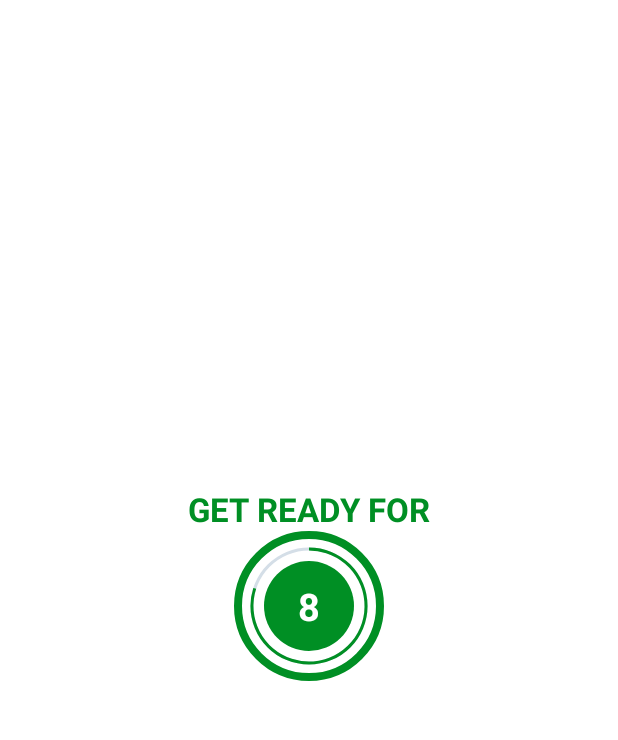
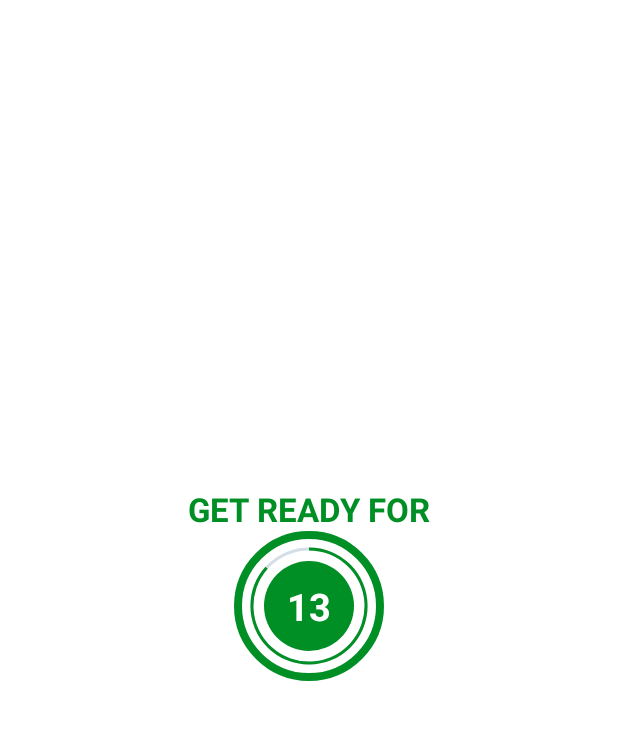
Before and after one commit to Mahavirkumar/-DailyWorkout-App, an Android app: the ExerciseActivity screen opened directly, with no data from a screen before it, on a phone screen of 412 x 824 dp, the part 62-802 px from its top. Run offline under Robolectric (Android 15) with nearby library versions, the light colour scheme and no system bars.

Commit message:
added the modal and constants,aslo change main logo

```diff
--- /dev/null
+++ b/app/src/main/java/com/development/mk/dailyworkout/Constants.kt
@@ -0,0 +1,88 @@
+package com.development.mk.dailyworkout
+
+import java.util.*
+
+/**
+ * Constant Class where you can add the constant values of the project.
+ */
+//   Making a default list of exercises in the Constant file along with the name image using the Model Class which later on will be used to show in the UI.)
+class Constants {
+    companion object {
+
+        // The drawable images used here are added in the drawable folder.
+        /**
+         * Here we are adding all exercises to a single list with all the default values.
+         */
+        fun defaultExerciseList(): ArrayList<ExerciseModel> {
+
+            val exerciseList = ArrayList<ExerciseModel>()
+
+            val jumpingJacks =
+                ExerciseModel(1, "Jumping Jacks", R.drawable.ic_jumping_jacks, false, false)
+            exerciseList.add(jumpingJacks)
+
+            val wallSit = ExerciseModel(2, "Wall Sit", R.drawable.ic_wall_sit, false, false)
+            exerciseList.add(wallSit)
+
+            val pushUp = ExerciseModel(3, "Push Up", R.drawable.ic_push_up, false, false)
+            exerciseList.add(pushUp)
+
+            val abdominalCrunch =
+                ExerciseModel(4, "Abdominal Crunch", R.drawable.ic_abdominal_crunch, false, false)
+            exerciseList.add(abdominalCrunch)
+
+            val stepUpOnChair =
+                ExerciseModel(
+                    5,
+                    "Step-Up onto Chair",
+                    R.drawable.ic_step_up_onto_chair,
+                    false,
+                    false
+                )
+            exerciseList.add(stepUpOnChair)
+
+            val squat = ExerciseModel(6, "Squat", R.drawable.ic_squat, false, false)
+            exerciseList.add(squat)
+
+            val tricepDipOnChair =
+                ExerciseModel(
+                    7,
+                    "Tricep Dip On Chair",
+                    R.drawable.ic_triceps_dip_on_chair,
+                    false,
+                    false
+                )
+            exerciseList.add(tricepDipOnChair)
+
+            val plank = ExerciseModel(8, "Plank", R.drawable.ic_plank, false, false)
+            exerciseList.add(plank)
+
+            val highKneesRunningInPlace =
+                ExerciseModel(
+                    9, "High Knees Running In Place",
+                    R.drawable.ic_high_knees_running_in_place,
+                    false,
+                    false
+                )
+            exerciseList.add(highKneesRunningInPlace)
+
+            val lunges = ExerciseModel(10, "Lunges", R.drawable.ic_lunge, false, false)
+            exerciseList.add(lunges)
+
+            val pushupAndRotation =
+                ExerciseModel(
+                    11,
+                    "Push up and Rotation",
+                    R.drawable.ic_push_up_and_rotation,
+                    false,
+                    false
+                )
+            exerciseList.add(pushupAndRotation)
+
+            val sidePlank = ExerciseModel(12, "Side Plank", R.drawable.ic_side_plank, false, false)
+            exerciseList.add(sidePlank)
+
+            return exerciseList
+        }
+    }
+}
--- a/app/src/main/java/com/development/mk/dailyworkout/ExerciseActivity.kt
+++ b/app/src/main/java/com/development/mk/dailyworkout/ExerciseActivity.kt
@@ -18,6 +18,9 @@
     private var exerciseTimer: CountDownTimer? = null // Variable for Exercise Timer and later on we will initialize it.
     private var exerciseProgress = 0 // Variable for the exercise timer progress. As initial value the exercise progress is set to 0. As we are about to start.
 
+    private var exerciseList: ArrayList<ExerciseModel>? = null // We will initialize the list later.
+    private var currentExercisePosition = -1 // Current Position of Exercise.
+
     // create a binding variable
     private var binding: ActivityExerciseBinding? = null
     override fun onCreate(savedInstanceState: Bundle?) {
@@ -36,6 +39,7 @@
             onBackPressed()
         }
 
+        exerciseList = Constants.defaultExerciseList()
         setupRestView()
 
     }
@@ -44,6 +48,12 @@
      * Function is used to set the timer for REST.
      */
     private fun setupRestView() {
+
+        binding?.flRestView?.visibility = View.VISIBLE
+        binding?.tvTitle?.visibility = View.VISIBLE
+        binding?.tvExerciseName?.visibility = View.INVISIBLE
+        binding?.flExerciseView?.visibility = View.INVISIBLE
+        binding?.ivImage?.visibility = View.INVISIBLE
 
         /**
          *  firstly we will check if the timer is running the and it is not null then cancel the running timer and start the new one.
@@ -76,16 +86,17 @@
          *   {#onTick(long)} callbacks.
          */
         // Here we have started a timer of 10 seconds so the 10000 is milliseconds is 10 seconds and the countdown interval is 1 second so it 1000.
-        restTimer = object : CountDownTimer(10000, 1000) {
+        restTimer = object : CountDownTimer(15000, 1000) {
             override fun onTick(millisUntilFinished: Long) {
                 restProgress++ // It is increased by 1
-                binding?.progressBar?.progress = 10 - restProgress // Indicates progress bar progress
+                binding?.progressBar?.progress = 15 - restProgress // Indicates progress bar progress
                 binding?.tvTimer?.text =
-                    (10 - restProgress).toString()  // Current progress is set to text view in terms of seconds.
+                    (15 - restProgress).toString()  // Current progress is set to text view in terms of seconds.
             }
 
             override fun onFinish() {
                 // When the 10 seconds will complete this will be executed.
+                currentExercisePosition++
                 setupExerciseView()
             }
         }.start()
@@ -97,9 +108,11 @@
     private fun setupExerciseView() {
 
         // Here according to the view make it visible as this is Exercise View so exercise view is visible and rest view is not.
-        binding?.flProgressBar?.visibility = View.INVISIBLE
-        binding?.tvTitle?.text = "Exercise Name"
+        binding?.flRestView?.visibility = View.INVISIBLE
+        binding?.tvTitle?.visibility = View.INVISIBLE
+        binding?.tvExerciseName?.visibility = View.VISIBLE
         binding?.flExerciseView?.visibility = View.VISIBLE
+        binding?.ivImage?.visibility = View.VISIBLE
 
         /**
          * Here firstly we will check if the timer is running and it is not null then cancel the running timer and start the new one.
@@ -109,6 +122,9 @@
             exerciseTimer?.cancel()
             exerciseProgress = 0
         }
+
+        binding?.ivImage?.setImageResource(exerciseList!![currentExercisePosition].image)
+        binding?.tvExerciseName?.text = exerciseList!![currentExercisePosition].name
 
         setExerciseProgressBar()
     }
@@ -120,19 +136,25 @@
 
         binding?.progressBarExercise?.progress = exerciseProgress
 
-        exerciseTimer = object : CountDownTimer(30000, 1000) {
+        exerciseTimer = object : CountDownTimer(40000, 1000) {
             override fun onTick(millisUntilFinished: Long) {
                 exerciseProgress++
-                binding?.progressBarExercise?.progress = 30 - exerciseProgress
-                binding?.tvTimerExercise?.text = (30 - exerciseProgress).toString()
+                binding?.progressBarExercise?.progress = 40 - exerciseProgress
+                binding?.tvTimerExercise?.text = (40 - exerciseProgress).toString()
             }
 
             override fun onFinish() {
-                Toast.makeText(
-                    this@ExerciseActivity,
-                    "This is 30 seconds completed so now we will add all the exercises.",
-                    Toast.LENGTH_SHORT
-                ).show()
+                //  Updating the view after completing the 30 seconds exercise.)
+                if (currentExercisePosition < exerciseList?.size!! - 1) {
+                    setupRestView()
+                } else {
+
+                    Toast.makeText(
+                        this@ExerciseActivity,
+                        "Congratulations! You have completed the 10 minutes workout.",
+                        Toast.LENGTH_SHORT
+                    ).show()
+                }
             }
         }.start()
     }
--- /dev/null
+++ b/app/src/main/java/com/development/mk/dailyworkout/ExerciseModel.kt
@@ -0,0 +1,14 @@
+package com.development.mk.dailyworkout
+
+/**
+ * This is used for exercise details it is a custom model class.
+ * with getter setter functions and a constructor
+ */
+// Making a model class and adding parameters which can be used later as per requirement.)
+data class ExerciseModel(
+    var id: Int,
+    var name: String,
+    var image: Int,
+    var isCompleted: Boolean,
+    var isSelected: Boolean
+)
--- a/app/src/main/res/layout/activity_exercise.xml
+++ b/app/src/main/res/layout/activity_exercise.xml
@@ -1,5 +1,6 @@
 <?xml version="1.0" encoding="utf-8"?>
-<androidx.constraintlayout.widget.ConstraintLayout xmlns:android="http://schemas.android.com/apk/res/android"
+<androidx.constraintlayout.widget.ConstraintLayout
+    xmlns:android="http://schemas.android.com/apk/res/android"
     xmlns:app="http://schemas.android.com/apk/res-auto"
     xmlns:tools="http://schemas.android.com/tools"
     android:layout_width="match_parent"
@@ -16,6 +17,7 @@
         app:layout_constraintTop_toTopOf="parent"
         app:titleTextColor="@color/colorPrimary" />
 
+
     <TextView
         android:id="@+id/tvTitle"
         android:layout_width="wrap_content"
@@ -24,20 +26,22 @@
         android:textColor="@color/colorAccent"
         android:textSize="22sp"
         android:textStyle="bold"
-        app:layout_constraintBottom_toTopOf="@id/flProgressBar"
+        app:layout_constraintBottom_toTopOf="@id/flRestView"
         app:layout_constraintEnd_toEndOf="parent"
         app:layout_constraintStart_toStartOf="parent" />
 
     <FrameLayout
-        android:id="@+id/flProgressBar"
+        android:id="@+id/flRestView"
         android:layout_width="100dp"
         android:layout_height="100dp"
         android:layout_marginTop="10dp"
         android:background="@drawable/item_circular_color_accent_border"
+        android:visibility="visible"
         app:layout_constraintBottom_toBottomOf="parent"
         app:layout_constraintEnd_toEndOf="parent"
         app:layout_constraintStart_toStartOf="parent"
-        app:layout_constraintTop_toBottomOf="@id/toolbarExercise">
+        app:layout_constraintTop_toBottomOf="@id/toolbarExercise"
+        tools:visibility="visible">
 
         <ProgressBar
             android:id="@+id/progressBar"
@@ -47,8 +51,8 @@
             android:layout_gravity="center"
             android:background="@drawable/circular_progress_gray"
             android:indeterminate="false"
-            android:max="10"
-            android:progress="100"
+            android:max="15"
+            android:progress="150"
             android:progressDrawable="@drawable/circular_progress_bar"
             android:rotation="-90" />
 
@@ -70,18 +74,44 @@
         </LinearLayout>
     </FrameLayout>
 
+
+    <ImageView
+        android:id="@+id/ivImage"
+        android:layout_width="match_parent"
+        android:layout_height="0dp"
+        android:contentDescription="@string/image"
+        android:scaleType="fitXY"
+        android:src="@drawable/ic_jumping_jacks"
+        android:visibility="invisible"
+        app:layout_constraintBottom_toTopOf="@id/tvExerciseName"
+        app:layout_constraintTop_toBottomOf="@id/toolbarExercise" />
+
+    <TextView
+        android:id="@+id/tvExerciseName"
+        android:layout_width="wrap_content"
+        android:layout_height="wrap_content"
+        android:text="ExerciseName"
+        android:textColor="@color/colorAccent"
+        android:textSize="22sp"
+        android:textStyle="bold"
+        android:visibility="gone"
+        app:layout_constraintEnd_toEndOf="parent"
+        app:layout_constraintStart_toStartOf="parent"
+        app:layout_constraintTop_toBottomOf="@id/ivImage"
+        tools:visibility="visible" />
+
     <FrameLayout
         android:id="@+id/flExerciseView"
         android:layout_width="100dp"
         android:layout_height="100dp"
         android:layout_marginTop="10dp"
+        android:background="@drawable/item_circular_color_accent_border"
         android:visibility="gone"
-        tools:visibility="visible"
-        android:background="@drawable/item_circular_color_accent_border"
         app:layout_constraintBottom_toBottomOf="parent"
         app:layout_constraintEnd_toEndOf="parent"
         app:layout_constraintStart_toStartOf="parent"
-        app:layout_constraintTop_toBottomOf="@id/toolbarExercise">
+        app:layout_constraintTop_toBottomOf="@id/tvExerciseName"
+        tools:visibility="visible">
 
         <ProgressBar
             android:id="@+id/progressBarExercise"
@@ -91,7 +121,7 @@
             android:layout_gravity="center"
             android:background="@drawable/circular_progress_gray"
             android:indeterminate="false"
-            android:max="10"
+            android:max="30"
             android:progress="100"
             android:progressDrawable="@drawable/circular_progress_bar"
             android:rotation="-90" />
--- a/app/src/main/res/layout/activity_main.xml
+++ b/app/src/main/res/layout/activity_main.xml
@@ -14,7 +14,7 @@
         android:layout_width="match_parent"
         android:layout_height="220dp"
         android:contentDescription="@string/image"
-        android:src="@drawable/img_main_page" />
+        android:src="@drawable/ten_min_workout_main_logo" />
 
     <FrameLayout
         android:id="@+id/flStart"
```
Also changed, not shown: app/src/main/res/drawable-v24/ic_abdominal_crunch.png (added), app/src/main/res/drawable-v24/ic_high_knees_running_in_place.png (added), app/src/main/res/drawable-v24/ic_jumping_jacks.png (added), app/src/main/res/drawable-v24/ic_lunge.png (added), app/src/main/res/drawable-v24/ic_plank.png (added), app/src/main/res/drawable-v24/ic_push_up.png (added), app/src/main/res/drawable-v24/ic_push_up_and_rotation.png (added), app/src/main/res/drawable-v24/ic_side_plank.png (added), app/src/main/res/drawable-v24/ic_squat.png (added), app/src/main/res/drawable-v24/ic_step_up_onto_chair.png (added), app/src/main/res/drawable-v24/ic_triceps_dip_on_chair.png (added), app/src/main/res/drawable-v24/ic_wall_sit.png (added), app/src/main/res/drawable-v24/ten_min_workout_main_logo.jpg (added).
